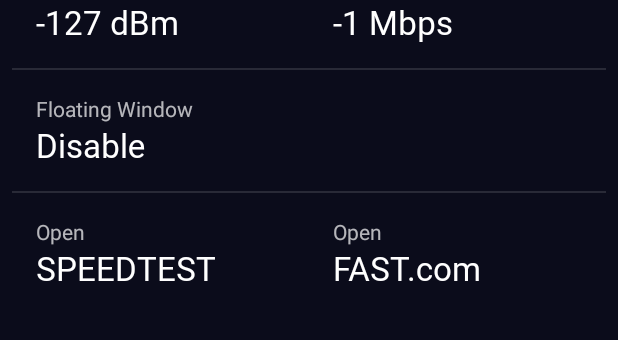
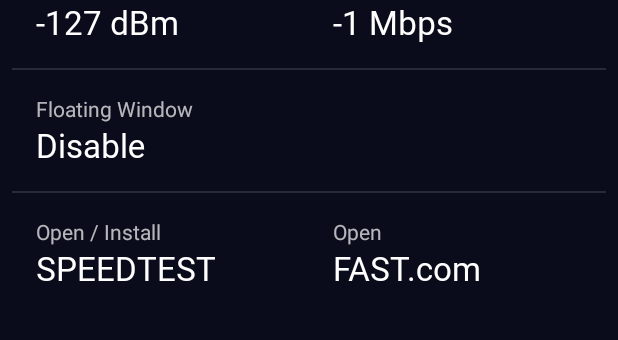
Before and after one commit to MrNegativeTW/WifiLinkSpeed, an Android app: the screen it shows after launch (MainActivity), on a phone screen of 412 x 824 dp, the part 198-538 px from its top. Run offline under Robolectric (Android 15) with nearby library versions, the phone set to English and light mode, and no system bars; our stand-ins replace AdMob; Roboto replaces fonts that are not available here.

Commit message:
Fix String
reject by play store because of "open speedtest" string. maybe.

```diff
--- a/WifiLinkSpeed/app/build.gradle
+++ b/WifiLinkSpeed/app/build.gradle
@@ -9,7 +9,7 @@
         applicationId "com.txwstudio.app.wifilinkspeed"
         minSdkVersion 21
         targetSdkVersion 29
-        versionCode 1
+        versionCode 2
         versionName "1.0"
         testInstrumentationRunner "androidx.test.runner.AndroidJUnitRunner"
     }
--- a/WifiLinkSpeed/app/src/main/res/values/strings.xml
+++ b/WifiLinkSpeed/app/src/main/res/values/strings.xml
@@ -14,7 +14,7 @@
     <string name="floatWindow_value">Disable</string>
     <string name="floatWindow_value_enable">Enable</string>
 
-    <string name="speedtest_title">Open</string>
+    <string name="speedtest_title">Open / Install</string>
     <string name="speedtest_value">SPEEDTEST</string>
     <string name="fastcom_title">Open</string>
     <string name="fastcom_value">FAST.com</string>
```
